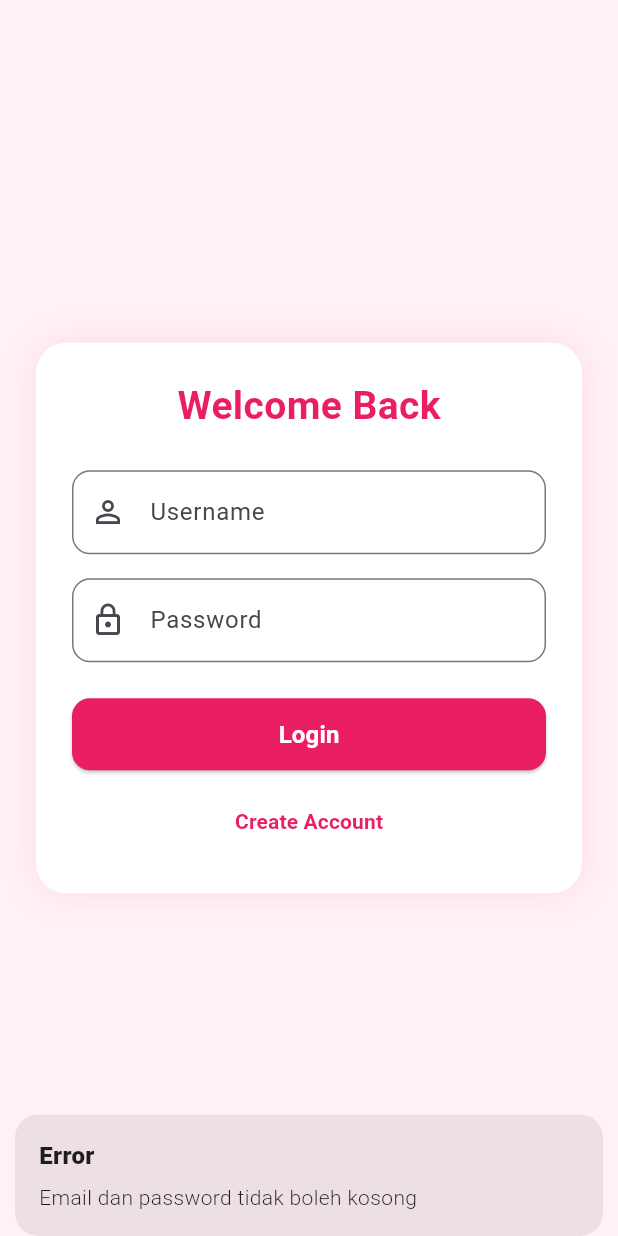
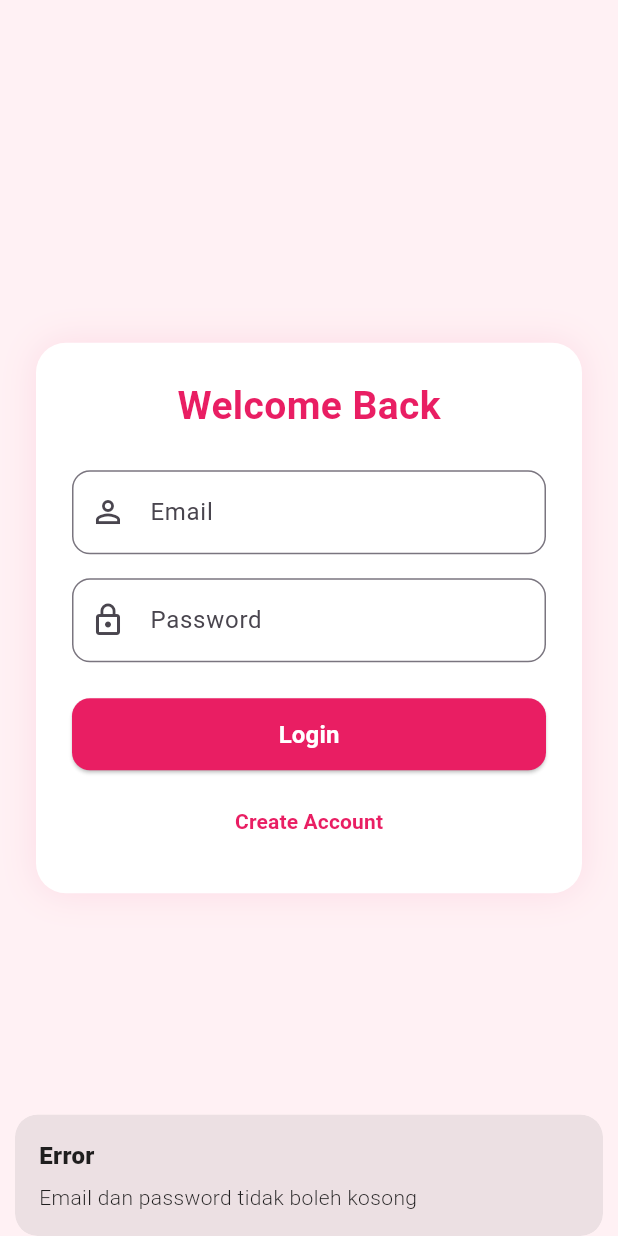
Before and after one commit to airinr/body_pilates, a Flutter app: the screen it shows after launch, after a tap on "Login", on a phone screen of 412 x 824 dp. Run offline on Flutter 3.47's test engine with Material 3 defaults, Android fonts, the phone set to English and light mode, and no system bars; our stand-ins replace cloud_firestore, firebase_auth, firebase_core, get; accounts and stored records are empty.

Commit message:
email login

```diff
--- a/lib/app/controller/LoginController.dart
+++ b/lib/app/controller/LoginController.dart
@@ -24,7 +24,7 @@ class LoginController extends GetxController {
   }
 
   // 🔹 LOGIN FIREBASE
-  Future<void> login() async {
+  Future<void> auth() async {
     final email = emailController.text.trim();
     final password = passwordController.text.trim();
 
--- a/lib/app/modules/home/loginPage.dart
+++ b/lib/app/modules/home/loginPage.dart
@@ -39,7 +39,7 @@ class LoginPage extends GetView<LoginController> {
                 const SizedBox(height: 24),
 
                 AppTextField(
-                  label: "Username",
+                  label: "Email",
                   icon: Icons.person_outline,
                   controller: controller.emailController,
                 ),
@@ -61,7 +61,7 @@ class LoginPage extends GetView<LoginController> {
                   () => AppButton(
                     text: "Login",
                     isLoading: controller.isLoading.value,
-                    onPressed: controller.login,
+                    onPressed: controller.auth,
                   ),
                 ),
                 SizedBox(height: 10),
```
